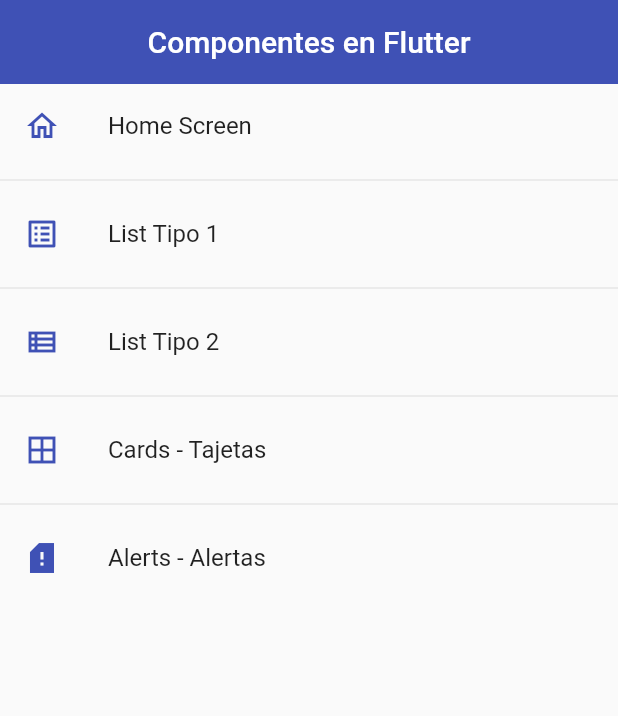
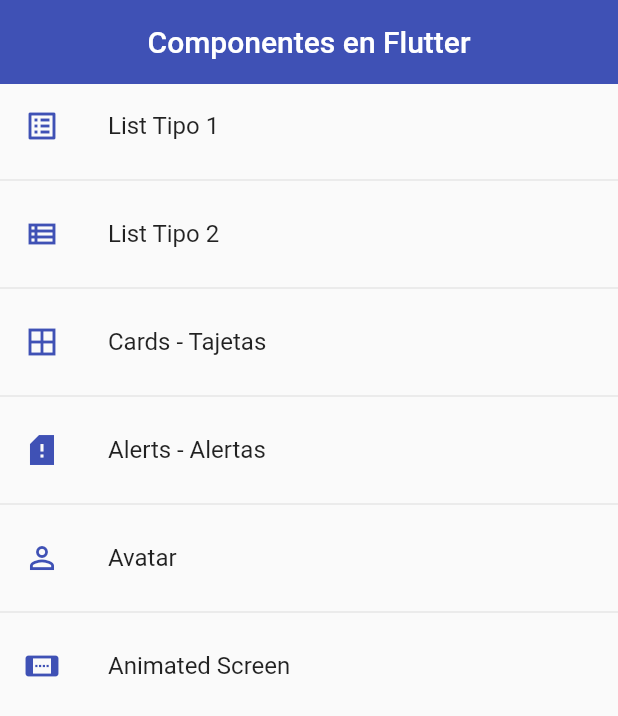
Before and after one commit to WilsonMachado/flutter_widget, a Flutter app: the screen it shows after launch, on a phone screen of 412 x 824 dp. Shown: the top 716 px of the screen. Run offline on Flutter 3.47's test engine with Material 2 defaults, Android fonts, the phone set to English and light mode, and no system bars.

```diff
--- a/lib/router/app_routes.dart
+++ b/lib/router/app_routes.dart
@@ -11,13 +11,6 @@ class AppRoutes {
       '/'; // Considerar la ruta inicial como '/' en lugar de '/home' o algo así
 
   static final menuOptions = <MenuOption>[
-    // TODO: Borrar Home. Ojico
-
-    MenuOption(
-        route: '/',
-        name: 'Home Screen',
-        screen: const HomeScreen(),
-        icon: Icons.home_outlined),
 
     MenuOption(
         route: '/listview1',
@@ -42,11 +35,26 @@ class AppRoutes {
         name: 'Alerts - Alertas',
         screen: const AlertScreen(),
         icon: Icons.sd_card_alert_sharp),
+
+    MenuOption(
+        route: '/avartar',
+        name: 'Avatar',
+        screen: const AvatarScreen(),
+        icon: Icons.person_outline_outlined),
+
+    MenuOption(
+        route: '/animated',
+        name: 'Animated Screen',
+        screen: const AnimatedScreen(),
+        icon: Icons.smart_screen),
+
   ];
 
   static Map<String, Widget Function(BuildContext)> getAppRoutes() { // Esto es un método, es decir, una función global y por ende debe llevar los (). IMPORTANTE RECORDAR
 
     Map<String, Widget Function(BuildContext)> appRoutes = {};
+
+      appRoutes.addAll({'/': (BuildContext context) => const HomeScreen()}); // de esta manera no aparece el Home Screen en el menú. También ser removió del arreglo 'menuOptions'.
 
       for (final option in menuOptions){
         appRoutes.addAll({option.route: (BuildContext context) => option.screen});
--- a/lib/screens/screen.dart
+++ b/lib/screens/screen.dart
@@ -1,7 +1,11 @@
 // Archivo de barril para ordenar las importaciones de los archivos y widgets personalizados. Por lo general lleva el nombre de la carpeta y se usa para no llenar el main.dart de muchas importaciones.
 // Se debe priorizar que el código sea legible
 
+
+
 export 'package:flutter_widgets/screens/alert_screen.dart';
+export 'package:flutter_widgets/screens/animated_screen.dart';
+export 'package:flutter_widgets/screens/avatar_screen.dart';
 export 'package:flutter_widgets/screens/card_screen.dart';
 export 'package:flutter_widgets/screens/home_screen.dart';
 export 'package:flutter_widgets/screens/listview1_screen.dart';
--- a/lib/themes/app_theme.dart
+++ b/lib/themes/app_theme.dart
@@ -18,10 +18,33 @@ class AppTheme {
       elevation: 0
     ),
 
+    // Text buttons
+
     textButtonTheme: TextButtonThemeData(
 
       style: TextButton.styleFrom(primary: primary),
 
-    )
+    ),
+
+    // Floating Actions Buttons
+
+    floatingActionButtonTheme: const FloatingActionButtonThemeData(
+      backgroundColor: primary,
+      elevation: 10
+    ),
+
+    // Elevated button
+
+    elevatedButtonTheme: ElevatedButtonThemeData(
+      style: ElevatedButton.styleFrom(
+
+        primary: primary,
+
+        shape: const StadiumBorder(), // Para que no sea cuadrado por defecto. Con la propiedad side se pueden definir cada uno de los lados
+
+        elevation: 0
+      )
+    ),
+
   );
 }
--- a/lib/widgets/custom_card_type_1.dart
+++ b/lib/widgets/custom_card_type_1.dart
@@ -18,6 +18,7 @@ class CustomCardType1 extends StatelessWidget {
             ),
             subtitle: Text('Incididunt laboris consectetur mollit irure.'),
           ),
+
           Padding(
             padding: const EdgeInsets.only(right: 5),
             child: Row(
@@ -29,6 +30,7 @@ class CustomCardType1 extends StatelessWidget {
                 }, child: const Center(
                   child: Text('Cancel'),
                 )),
+
                 TextButton(onPressed: () {
 
                 }, child: const Center(
--- a/lib/widgets/widgets.dart
+++ b/lib/widgets/widgets.dart
@@ -1,2 +1,4 @@
+
 
 export 'package:flutter_widgets/widgets/custom_card_type_1.dart';
+export 'package:flutter_widgets/widgets/custom_card_type_2.dart';
--- a/pubspec.yaml
+++ b/pubspec.yaml
@@ -58,8 +58,8 @@ flutter:
   uses-material-design: true
 
   # To add assets to your application, add an assets section, like this:
-  # assets:
-  #   - images/a_dot_burr.jpeg
+  assets:
+    - assets/
   #   - images/a_dot_ham.jpeg
 
   # An image asset can refer to one or more resolution-specific "variants", see
```
Also changed, not shown: lib/screens/alert_screen.dart (+119 -2 lines), lib/screens/animated_screen.dart (added, +74 -0 lines), lib/screens/avatar_screen.dart (added, +38 -0 lines), lib/screens/card_screen.dart (+17 -1 lines), lib/widgets/custom_card_type_2.dart (added, +58 -0 lines), assets/jar-loading.gif (added).
